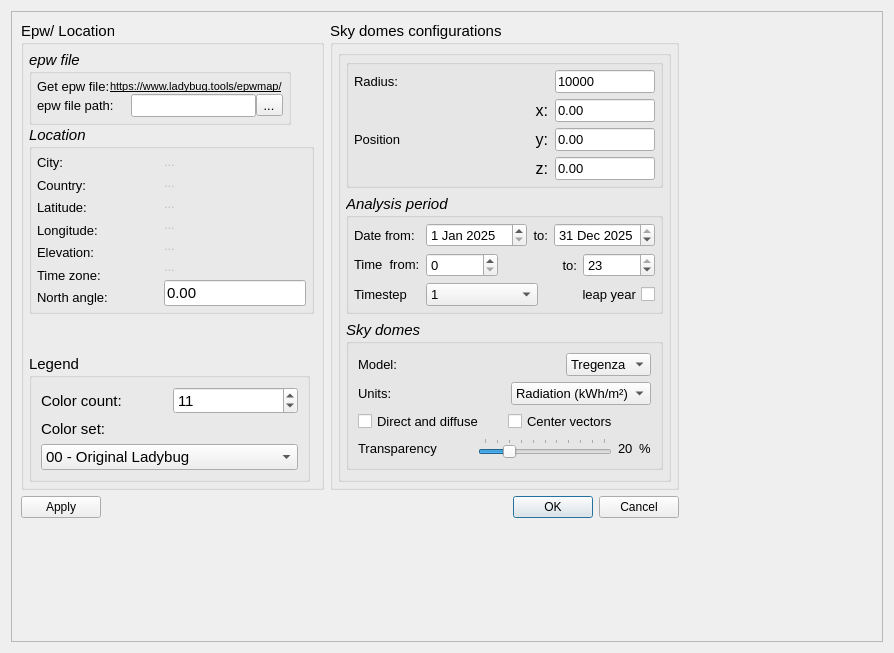
Above: SkyDomes.ui from Francisco-Rosa/Solar before the change. Below: the same form after it.
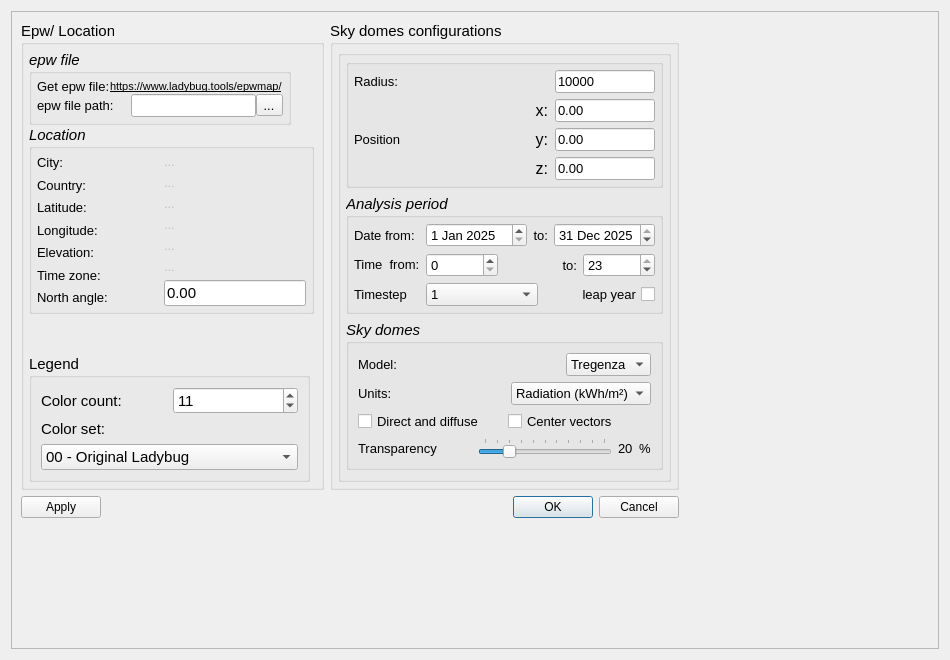
That is the form after the change.

```diff
--- a/SkyDomes.ui
+++ b/SkyDomes.ui
@@ -6,8 +6,8 @@
    <rect>
     <x>0</x>
     <y>0</y>
-    <width>894</width>
-    <height>653</height>
+    <width>950</width>
+    <height>660</height>
    </rect>
   </property>
   <property name="sizePolicy">
```
